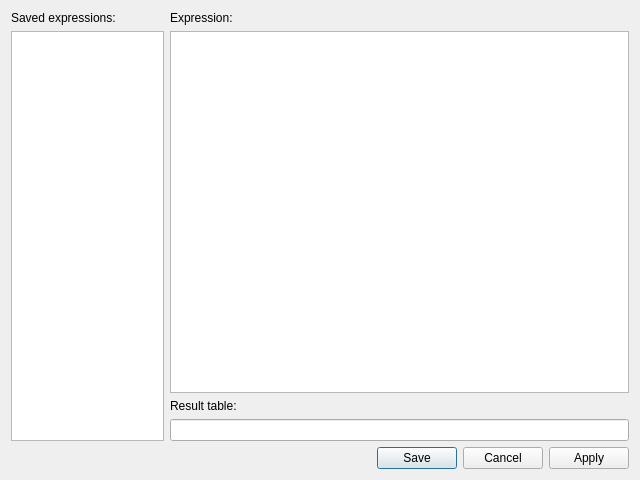
Old version of the form vitables/calculator/calculator.ui in the repository uvemas/ViTables.
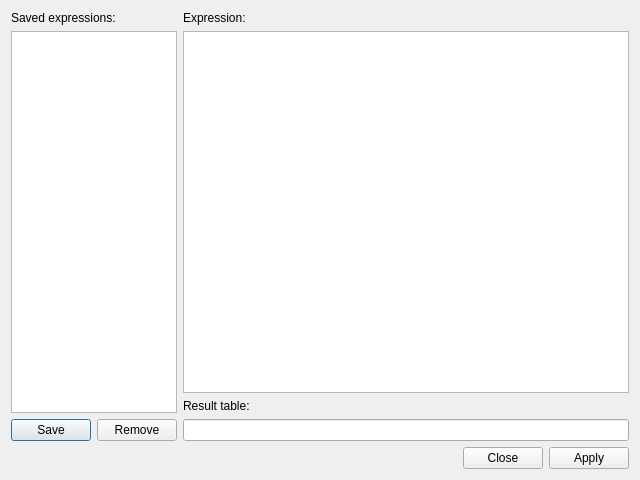
New version of the form.

Commit message: Implement expression save and restore.

```diff
--- a/vitables/calculator/calculator.ui
+++ b/vitables/calculator/calculator.ui
@@ -28,6 +28,24 @@
        <item>
         <widget class="QListWidget" name="saved_list"/>
        </item>
+       <item>
+        <layout class="QHBoxLayout" name="list_buttons_layout">
+         <item>
+          <widget class="QPushButton" name="save_button">
+           <property name="text">
+            <string>Save</string>
+           </property>
+          </widget>
+         </item>
+         <item>
+          <widget class="QPushButton" name="remove_button">
+           <property name="text">
+            <string>Remove</string>
+           </property>
+          </widget>
+         </item>
+        </layout>
+       </item>
       </layout>
      </item>
      <item>
@@ -59,7 +77,7 @@
    <item row="1" column="0">
     <widget class="QDialogButtonBox" name="buttons">
      <property name="standardButtons">
-      <set>QDialogButtonBox::Apply|QDialogButtonBox::Cancel|QDialogButtonBox::Save</set>
+      <set>QDialogButtonBox::Apply|QDialogButtonBox::Close</set>
      </property>
     </widget>
    </item>
```
The commit also changes 1 other file.
